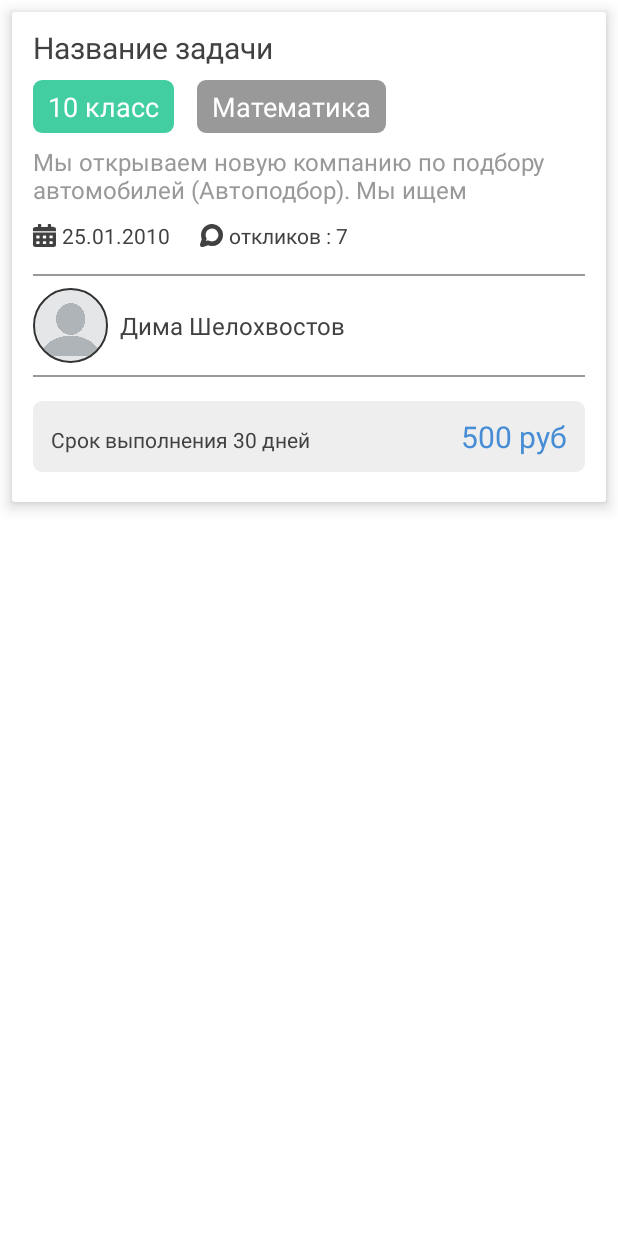
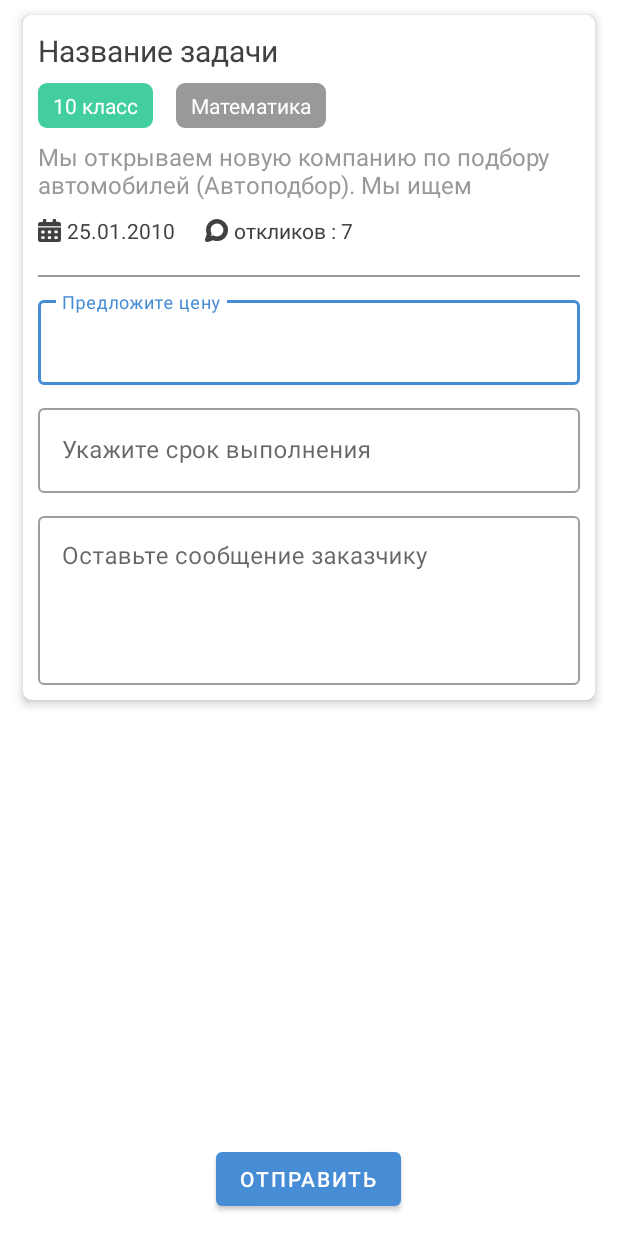
Before and after one commit to NewGameStudio/CommunityApp, an Android app: the layout fragment_freelance_task_response.xml on its own in the app's theme, with its tools: preview values and no code run, on a phone screen of 412 x 824 dp. Run offline under Robolectric (Android 15) with nearby library versions, the light colour scheme and no system bars.

Commit message:
finish send response fragment

```diff
--- a/app/build.gradle
+++ b/app/build.gradle
@@ -5,7 +5,7 @@ android {
 
     defaultConfig {
         applicationId "com.example.communityapp"
-        minSdkVersion 22
+        minSdkVersion 26
         targetSdkVersion 29
         versionCode 1
         versionName "1.0"
--- /dev/null
+++ b/app/src/main/java/com/example/communityapp/Fragments/Freelance/FreelanceTaskResponseFragment.java
@@ -0,0 +1,39 @@
+package com.example.communityapp.Fragments.Freelance;
+
+import android.os.Bundle;
+
+import androidx.fragment.app.Fragment;
+
+import android.view.LayoutInflater;
+import android.view.View;
+import android.view.ViewGroup;
+import android.widget.Button;
+import android.widget.Toast;
+
+import com.example.communityapp.Master.NavigationMaster;
+import com.example.communityapp.R;
+
+
+public class FreelanceTaskResponseFragment extends Fragment implements View.OnClickListener {
+
+    @Override
+    public View onCreateView(LayoutInflater inflater, ViewGroup container,
+                             Bundle savedInstanceState) {
+
+        return inflater.inflate(R.layout.fragment_freelance_task_response, container, false);
+    }
+
+    @Override
+    public void onStart() {
+        super.onStart();
+
+        Button sendResponseButton = getView().findViewById(R.id.send_response_btn);
+        sendResponseButton.setOnClickListener(this);
+    }
+
+    @Override
+    public void onClick(View view) {
+        Toast.makeText(getActivity(), "Отклик отправлен", Toast.LENGTH_SHORT).show();
+        NavigationMaster.navigate(getView(), R.id.action_freelanceTaskResponseFragment_to_nav_freelance);
+    }
+}
--- a/app/src/main/java/com/example/communityapp/Fragments/Freelance/FreelancerTaskViewFragment.java
+++ b/app/src/main/java/com/example/communityapp/Fragments/Freelance/FreelancerTaskViewFragment.java
@@ -8,16 +8,18 @@ import android.text.method.ScrollingMovementMethod;
 import android.view.LayoutInflater;
 import android.view.View;
 import android.view.ViewGroup;
+import android.widget.Button;
 import android.widget.TextView;
 import android.widget.Toast;
 
 import com.example.communityapp.Entities.FreelanceTaskEntity;
 import com.example.communityapp.Master.DataMaster;
+import com.example.communityapp.Master.NavigationMaster;
 import com.example.communityapp.R;
 import com.example.communityapp.Utils.DateUtil;
 
 
-public class FreelancerTaskViewFragment extends Fragment {
+public class FreelancerTaskViewFragment extends Fragment implements View.OnClickListener {
 
     private FreelanceTaskEntity freelanceTask;
 
@@ -35,6 +37,9 @@ public class FreelancerTaskViewFragment extends Fragment {
         freelanceTask = DataMaster.getCurrentFreelanceTask();
 
         setTaskData();
+
+        Button respondButton = getView().findViewById(R.id.respond_btn);
+        respondButton.setOnClickListener(this);
     }
 
     private void setTaskData() {
@@ -58,4 +63,10 @@ public class FreelancerTaskViewFragment extends Fragment {
         //taskPrice.setText(Integer.toString(freelanceTask.getPrice()) + " руб");
         taskResponses.setText("откликов : " + freelanceTask.getResponsesCount());
     }
+
+    @Override
+    public void onClick(View view) {
+        NavigationMaster.navigate(getView(),
+                R.id.action_freelancerTaskViewFragment_to_freelanceTaskResponseFragment);
+    }
 }
--- a/app/src/main/res/layout/freelance_task_card_view.xml
+++ b/app/src/main/res/layout/fragment_freelance_task_response.xml
@@ -1,26 +1,22 @@
 <?xml version="1.0" encoding="utf-8"?>
-<androidx.cardview.widget.CardView
-    xmlns:android="http://schemas.android.com/apk/res/android"
-    xmlns:app="http://schemas.android.com/apk/res-auto"
+<RelativeLayout xmlns:android="http://schemas.android.com/apk/res/android"
+    xmlns:tools="http://schemas.android.com/tools"
     android:layout_width="match_parent"
-    android:layout_height="wrap_content"
-    android:layout_margin="8dp"
-    android:background="@drawable/shape_rectangle"
-    android:backgroundTint="@color/white"
-    android:backgroundTintMode="add"
-    android:translationZ="4dp"
-    android:clipChildren="false">
+    android:layout_height="match_parent"
+    tools:context=".Fragments.Freelance.FreelanceTaskResponseFragment">
 
     <LinearLayout
         android:layout_width="match_parent"
         android:layout_height="wrap_content"
-        android:layout_marginVertical="10dp"
-        android:layout_marginHorizontal="14dp"
+        android:layout_marginTop="10dp"
+        android:layout_marginHorizontal="15dp"
+        android:padding="10dp"
+        android:elevation="4dp"
         android:orientation="vertical"
-        android:clipChildren="false">
+        android:background="@drawable/shape_rectangle"
+        android:backgroundTint="@color/white">
 
         <TextView
-            android:id="@+id/task_title"
             android:layout_width="wrap_content"
             android:layout_height="wrap_content"
             android:text="Название задачи"
@@ -30,30 +26,29 @@
         <LinearLayout
             android:layout_width="wrap_content"
             android:layout_height="wrap_content"
-            android:layout_marginVertical="8dp">
+            android:layout_marginVertical="8dp"
+            android:orientation="horizontal">
 
             <TextView
-                android:id="@+id/task_class"
                 android:layout_width="wrap_content"
                 android:layout_height="wrap_content"
                 android:paddingVertical="5dp"
                 android:paddingHorizontal="10dp"
                 android:text="10 класс"
-                android:textSize="18sp"
+                android:textSize="14sp"
                 android:textColor="@color/white"
                 android:background="@drawable/shape_rectangle"
                 android:backgroundTint="@color/colorAccent"
                 android:backgroundTintMode="add"/>
 
             <TextView
-                android:id="@+id/task_subject"
                 android:layout_width="wrap_content"
                 android:layout_height="wrap_content"
                 android:paddingVertical="5dp"
                 android:paddingHorizontal="10dp"
                 android:layout_marginStart="15dp"
                 android:text="Математика"
-                android:textSize="18sp"
+                android:textSize="14sp"
                 android:textColor="@color/white"
                 android:background="@drawable/shape_rectangle"
                 android:backgroundTint="@color/colorGrey"
@@ -62,7 +57,6 @@
         </LinearLayout>
 
         <TextView
-            android:id="@+id/task_description"
             android:layout_width="match_parent"
             android:layout_height="wrap_content"
             android:text="Мы открываем новую компанию по подбору
@@ -84,7 +78,6 @@
                 android:src="@drawable/ic_calendar"/>
 
             <TextView
-                android:id="@+id/task_public_date"
                 android:layout_width="wrap_content"
                 android:layout_height="wrap_content"
                 android:layout_marginLeft="4dp"
@@ -99,7 +92,6 @@
                 android:src="@drawable/ic_otkliki"/>
 
             <TextView
-                android:id="@+id/task_responses"
                 android:layout_width="wrap_content"
                 android:layout_height="wrap_content"
                 android:layout_marginStart="4dp"
@@ -108,85 +100,64 @@
 
         </LinearLayout>
 
+        <View
+            android:layout_width="match_parent"
+            android:layout_height="1dp"
+            android:layout_marginTop="10dp"
+            android:background="@color/colorGrey"/>
 
-        <LinearLayout
+        <com.google.android.material.textfield.TextInputLayout
+            android:hint="Предложите цену"
             android:layout_width="match_parent"
             android:layout_height="wrap_content"
-            android:layout_marginVertical="6dp"
-            android:orientation="vertical">
+            android:layout_marginTop="10dp"
+            style="@style/Widget.MaterialComponents.TextInputLayout.OutlinedBox">
 
-            <View
-                android:layout_width="match_parent"
-                android:layout_height="1dp"
-                android:background="@color/colorGrey"/>
-
-            <LinearLayout
+            <com.google.android.material.textfield.TextInputEditText
                 android:layout_width="match_parent"
                 android:layout_height="wrap_content"
-                android:layout_marginVertical="8dp"
-                android:orientation="horizontal">
+                android:inputType="number"/>
 
-                <de.hdodenhof.circleimageview.CircleImageView
-                    android:layout_width="50dp"
-                    android:layout_height="50dp"
-                    android:layout_gravity="center"
-                    android:src="@drawable/blank_profile"
-                    app:civ_border_width="1dp"
-                    app:civ_border_color="@color/colorLightBlack"/>
+        </com.google.android.material.textfield.TextInputLayout>
 
-                <TextView
-                    android:id="@+id/task_owner_name"
-                    android:layout_width="wrap_content"
-                    android:layout_height="wrap_content"
-                    android:layout_gravity="center"
-                    android:layout_marginLeft="8dp"
-                    android:text="Дима Шелохвостов"
-                    android:textSize="16sp"
-                    android:textColor="@color/colorBlack"/>
-
-            </LinearLayout>
-
-            <View
-                android:layout_width="match_parent"
-                android:layout_height="1dp"
-                android:background="@color/colorGrey"/>
-
-        </LinearLayout>
-
-        <LinearLayout
+        <com.google.android.material.textfield.TextInputLayout
+            android:hint="Укажите срок выполнения"
             android:layout_width="match_parent"
             android:layout_height="wrap_content"
-            android:layout_marginVertical="10dp"
-            android:paddingVertical="10dp"
-            android:paddingHorizontal="12dp"
-            android:background="@drawable/shape_rectangle"
-            android:backgroundTint="@color/colorLightGrey"
-            android:backgroundTintMode="add"
-            android:orientation="horizontal">
+            android:layout_marginTop="10dp"
+            style="@style/Widget.MaterialComponents.TextInputLayout.OutlinedBox">
 
-            <TextView
-                android:id="@+id/task_exp_left"
-                android:layout_width="wrap_content"
+            <com.google.android.material.textfield.TextInputEditText
+                android:layout_width="match_parent"
                 android:layout_height="wrap_content"
-                android:text="Срок выполнения 30 дней"
-                android:textSize="14sp"
-                android:textColor="@color/colorBlack"/>
+                android:inputType="date"/>
 
-            <View
-                android:layout_width="0dp"
-                android:layout_height="0dp"
-                android:layout_weight="1"/>
+        </com.google.android.material.textfield.TextInputLayout>
 
-            <TextView
-                android:id="@+id/task_price"
-                android:layout_width="wrap_content"
+        <com.google.android.material.textfield.TextInputLayout
+            android:hint="Оставьте сообщение заказчику"
+            android:layout_width="match_parent"
+            android:layout_height="wrap_content"
+            android:layout_marginTop="10dp"
+            style="@style/Widget.MaterialComponents.TextInputLayout.OutlinedBox">
+
+            <com.google.android.material.textfield.TextInputEditText
+                android:layout_width="match_parent"
                 android:layout_height="wrap_content"
-                android:text="500 руб"
-                android:textSize="20sp"
-                android:textColor="@color/colorPrimary"/>
+                android:gravity="start"
+                android:minLines="4"/>
 
-        </LinearLayout>
+        </com.google.android.material.textfield.TextInputLayout>
 
     </LinearLayout>
 
-</androidx.cardview.widget.CardView>
+    <Button
+        android:id="@+id/send_response_btn"
+        android:layout_width="wrap_content"
+        android:layout_height="wrap_content"
+        android:layout_alignParentBottom="true"
+        android:layout_centerHorizontal="true"
+        android:layout_marginBottom="14dp"
+        android:text="Отправить"/>
+
+</RelativeLayout>
--- a/app/src/main/res/layout/fragment_freelancer_task_view.xml
+++ b/app/src/main/res/layout/fragment_freelancer_task_view.xml
@@ -178,6 +178,7 @@
     </LinearLayout>
 
     <Button
+        android:id="@+id/respond_btn"
         android:layout_width="wrap_content"
         android:layout_height="wrap_content"
         android:layout_alignParentBottom="true"
--- a/app/src/main/res/navigation/nav_graph.xml
+++ b/app/src/main/res/navigation/nav_graph.xml
@@ -100,6 +100,19 @@
         android:id="@+id/freelancerTaskViewFragment"
         android:name="com.example.communityapp.Fragments.Freelance.FreelancerTaskViewFragment"
         android:label="fragment_freelancer_task_view"
-        tools:layout="@layout/fragment_freelancer_task_view" />
+        tools:layout="@layout/fragment_freelancer_task_view" >
+        <action
+            android:id="@+id/action_freelancerTaskViewFragment_to_freelanceTaskResponseFragment"
+            app:destination="@id/freelanceTaskResponseFragment" />
+    </fragment>
+    <fragment
+        android:id="@+id/freelanceTaskResponseFragment"
+        android:name="com.example.communityapp.Fragments.Freelance.FreelanceTaskResponseFragment"
+        android:label="fragment_freelance_task_response"
+        tools:layout="@layout/fragment_freelance_task_response" >
+        <action
+            android:id="@+id/action_freelanceTaskResponseFragment_to_nav_freelance"
+            app:destination="@id/nav_freelance" />
+    </fragment>
 
 </navigation>
```
